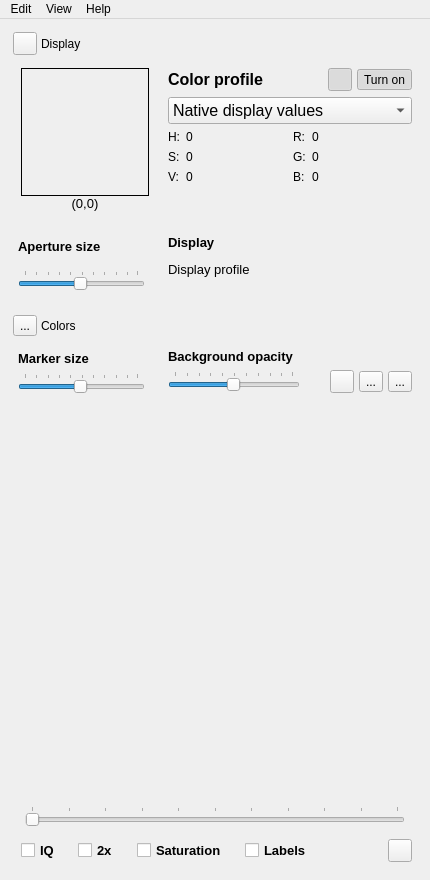
Before: the Qt Designer form colorpicker.ui in mikaelsundell/colorpicker, drawn with Qt 5.
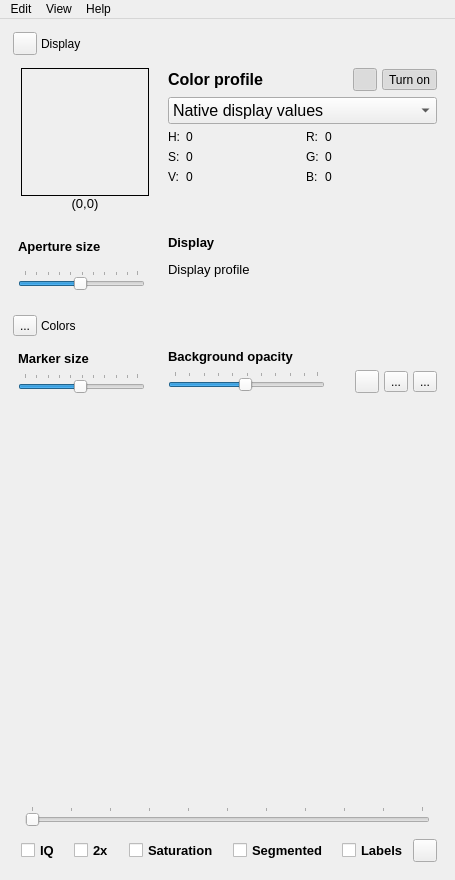
After: the same form once the commit is applied. Icons and pictures are not drawn. Custom widgets are drawn as their Qt base class.

Commit message: Improved documentation in README.md Updated name of icons Added load and save settings for application Added opencv copyright notice Added segmented rendering of color wheel Updated IQ line Fixed product bundle identifier warning in xcode Updated to version 1.0.4

The edit to the form file:
```diff
--- a/colorpicker.ui
+++ b/colorpicker.ui
@@ -1144,7 +1144,7 @@
           <widget class="QWidget" name="widget_9" native="true">
            <layout class="QHBoxLayout" name="horizontalLayout_9">
             <property name="spacing">
-             <number>14</number>
+             <number>4</number>
             </property>
             <property name="leftMargin">
              <number>12</number>
@@ -1181,7 +1181,7 @@
               </property>
               <property name="sizeHint" stdset="0">
                <size>
-                <width>4</width>
+                <width>10</width>
                 <height>20</height>
                </size>
               </property>
@@ -1213,7 +1213,7 @@
               </property>
               <property name="sizeHint" stdset="0">
                <size>
-                <width>4</width>
+                <width>10</width>
                 <height>20</height>
                </size>
               </property>
@@ -1248,7 +1248,36 @@
               </property>
               <property name="sizeHint" stdset="0">
                <size>
-                <width>4</width>
+                <width>10</width>
+                <height>20</height>
+               </size>
+              </property>
+             </spacer>
+            </item>
+            <item>
+             <widget class="QCheckBox" name="segmented">
+              <property name="font">
+               <font>
+                <pointsize>10</pointsize>
+                <bold>true</bold>
+               </font>
+              </property>
+              <property name="text">
+               <string>Segmented</string>
+              </property>
+             </widget>
+            </item>
+            <item>
+             <spacer name="horizontalSpacer_13">
+              <property name="orientation">
+               <enum>Qt::Horizontal</enum>
+              </property>
+              <property name="sizeType">
+               <enum>QSizePolicy::Fixed</enum>
+              </property>
+              <property name="sizeHint" stdset="0">
+               <size>
+                <width>10</width>
                 <height>20</height>
                </size>
               </property>
@@ -1275,6 +1304,9 @@
               <property name="orientation">
                <enum>Qt::Horizontal</enum>
               </property>
+              <property name="sizeType">
+               <enum>QSizePolicy::Expanding</enum>
+              </property>
               <property name="sizeHint" stdset="0">
                <size>
                 <width>20</width>
```
Left out of the diff: 10 changed lines with no effect on the pictures. The commit also changes 13 other files.
